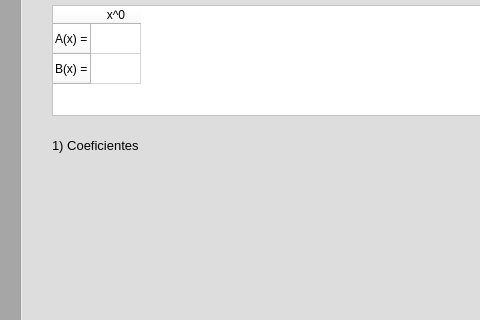
Old version of the form formulario/formu.ui in the repository vanesa1221/MultiplicacionPolinomios; both pictures show x 0 to 480 and y 90 to 410 of the 1048 by 782 pixel window.
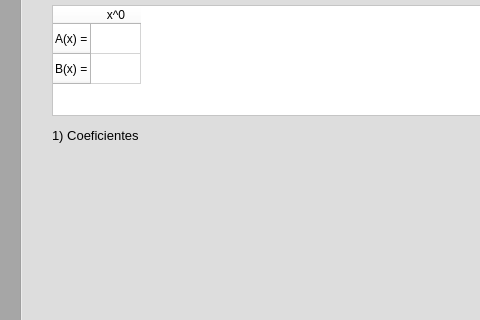
New version of the form. The open tabs and pages were chosen to show the change.

Commit message: BIT INVERSO

Patch:
```diff
--- a/formulario/formu.ui
+++ b/formulario/formu.ui
@@ -1722,50 +1722,6 @@
       <string>RESULTADO DE LA MULTIPLICACION</string>
      </property>
     </widget>
-    <widget class="QLabel" name="lblResultadoMatriz_21">
-     <property name="geometry">
-      <rect>
-       <x>30</x>
-       <y>180</y>
-       <width>121</width>
-       <height>20</height>
-      </rect>
-     </property>
-     <property name="font">
-      <font>
-       <pointsize>10</pointsize>
-      </font>
-     </property>
-     <property name="text">
-      <string>1) Coeficientes</string>
-     </property>
-    </widget>
-    <widget class="QLabel" name="lblVectorB_4">
-     <property name="geometry">
-      <rect>
-       <x>50</x>
-       <y>220</y>
-       <width>121</width>
-       <height>20</height>
-      </rect>
-     </property>
-     <property name="text">
-      <string/>
-     </property>
-    </widget>
-    <widget class="QLabel" name="lblVectorA_4">
-     <property name="geometry">
-      <rect>
-       <x>50</x>
-       <y>200</y>
-       <width>121</width>
-       <height>20</height>
-      </rect>
-     </property>
-     <property name="text">
-      <string/>
-     </property>
-    </widget>
     <widget class="QTableWidget" name="tablaResultado_4">
      <property name="geometry">
       <rect>
@@ -1810,6 +1766,50 @@
       <string notr="true">background-color: rgb(255, 255, 255);</string>
      </property>
     </widget>
+    <widget class="QLabel" name="lblVectorB_4">
+     <property name="geometry">
+      <rect>
+       <x>40</x>
+       <y>210</y>
+       <width>121</width>
+       <height>20</height>
+      </rect>
+     </property>
+     <property name="text">
+      <string/>
+     </property>
+    </widget>
+    <widget class="QLabel" name="lblVectorA_4">
+     <property name="geometry">
+      <rect>
+       <x>40</x>
+       <y>190</y>
+       <width>121</width>
+       <height>20</height>
+      </rect>
+     </property>
+     <property name="text">
+      <string/>
+     </property>
+    </widget>
+    <widget class="QLabel" name="lblResultadoMatriz_21">
+     <property name="geometry">
+      <rect>
+       <x>30</x>
+       <y>170</y>
+       <width>121</width>
+       <height>20</height>
+      </rect>
+     </property>
+     <property name="font">
+      <font>
+       <pointsize>10</pointsize>
+      </font>
+     </property>
+     <property name="text">
+      <string>1) Coeficientes</string>
+     </property>
+    </widget>
    </widget>
   </widget>
  </widget>
```
Left out of the diff: 2 changed lines with no effect on the pictures. The commit also changes 1 other file.
